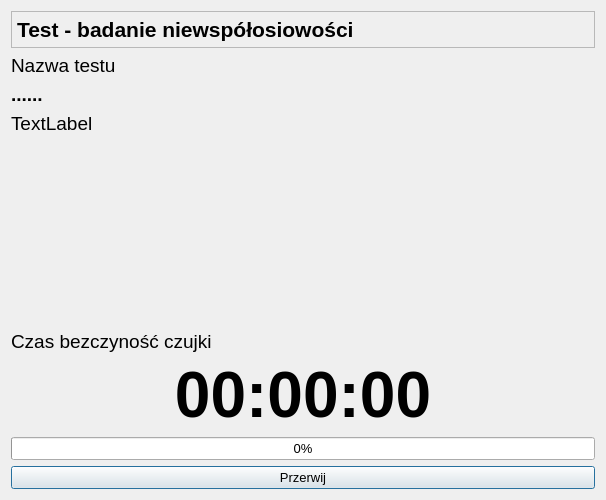
wiacekmarcin/CzujkiLiniowe, file CzujkiLinioweApp/oknoczekaniabadaniekatowe.ui: the form before one commit.
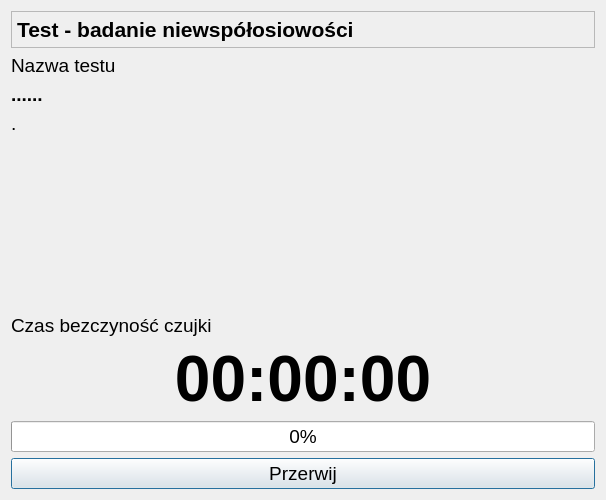
The form after the commit.

What changed in the file:
```diff
--- a/CzujkiLinioweApp/oknoczekaniabadaniekatowe.ui
+++ b/CzujkiLinioweApp/oknoczekaniabadaniekatowe.ui
@@ -25,7 +25,7 @@
   <property name="font">
    <font>
     <family>Arial</family>
-    <pointsize>10</pointsize>
+    <pointsize>14</pointsize>
    </font>
   </property>
   <property name="windowTitle">
@@ -121,7 +121,7 @@
       </font>
      </property>
      <property name="text">
-      <string>TextLabel</string>
+      <string>.</string>
      </property>
     </widget>
    </item>
```
